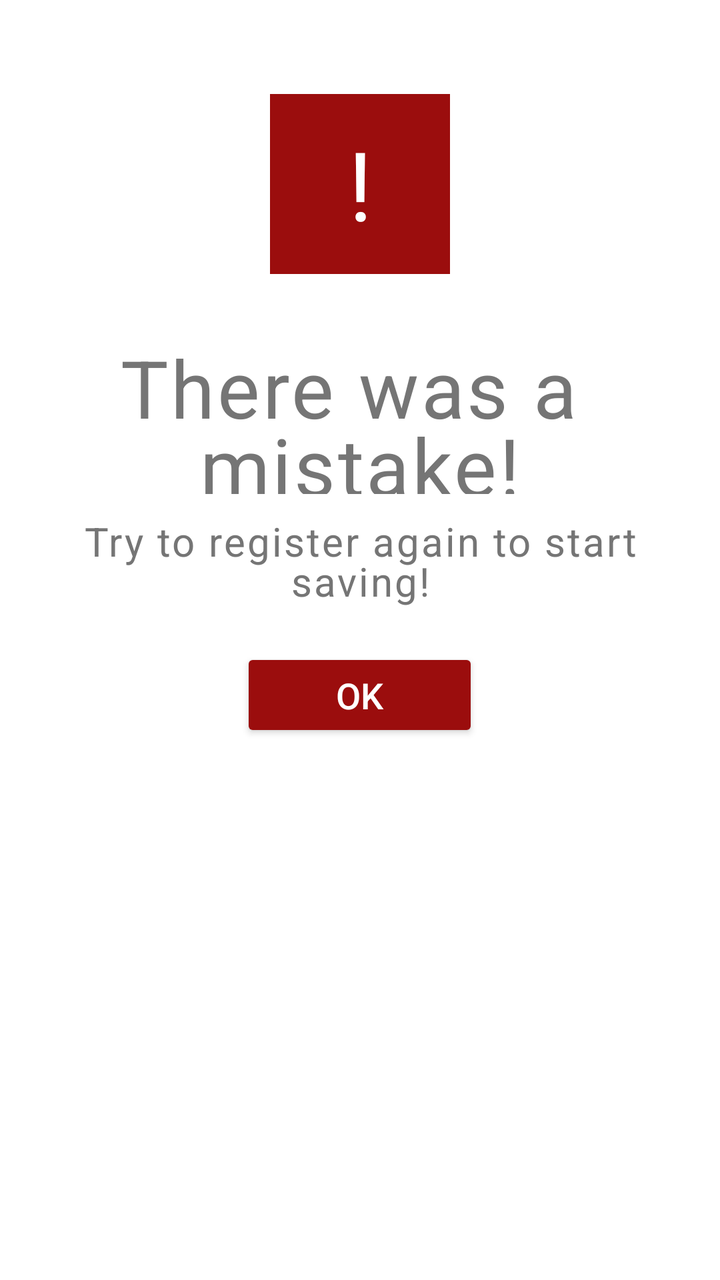
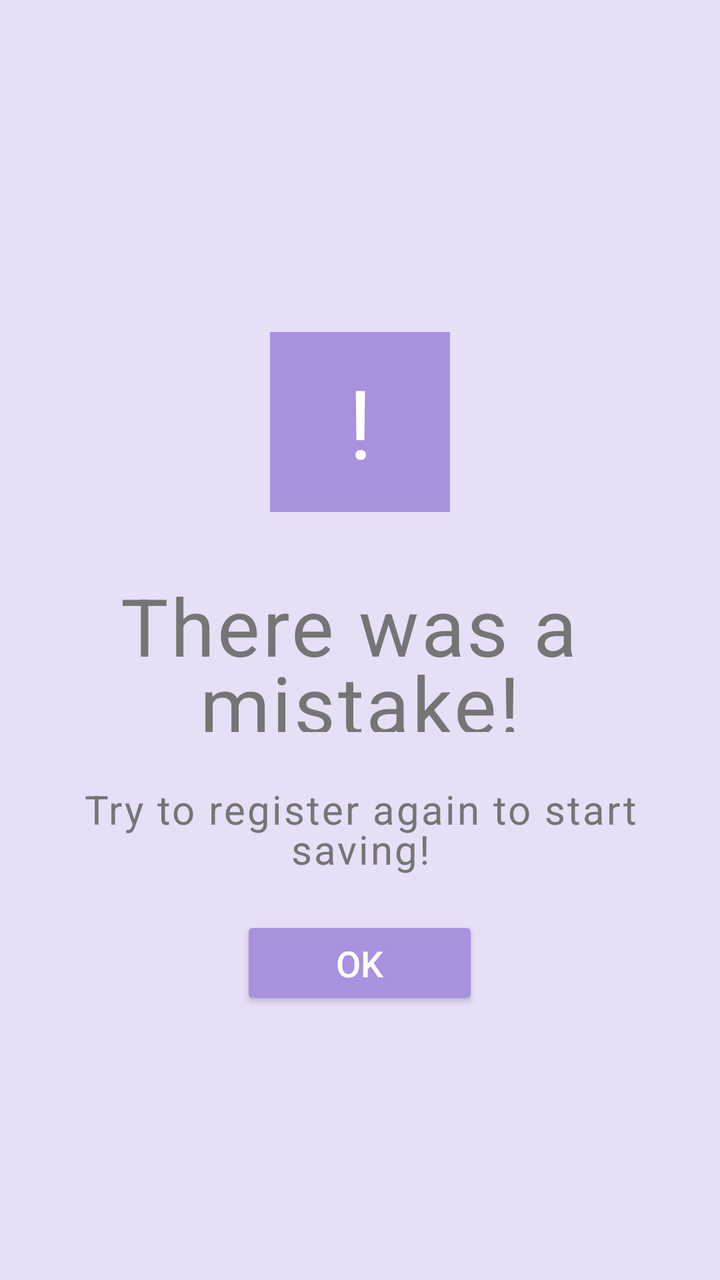

Compare the two renders of this Android layout. The source of the first and the diff that turns it into the second are given below.
<!-- AndroidManifest.xml: application theme Theme.PiggyBank -->
<!-- res/layout/dialog_error.xml -->
<?xml version="1.0" encoding="utf-8"?>
<RelativeLayout
    xmlns:android="http://schemas.android.com/apk/res/android"
    android:id="@+id/dialogError"
    android:layout_width="337dp"
    android:layout_height="349dp"
    android:clipToOutline="true"
    android:background="#FFFFFF"
    android:padding="16dp">

    
    <TextView
        android:id="@+id/x_circle"
        android:layout_width="90dp"
        android:layout_height="90dp"
        android:layout_marginTop="31dp"
        android:layout_centerHorizontal="true"
        android:background="#9B0D0D"
        android:text="!"
        android:textColor="#FFFFFF"
        android:textSize="48sp"
        android:gravity="center"
        android:clipToOutline="true"
        android:letterSpacing="0.05"/>

    
    <TextView
        android:id="@+id/there_was_a"
        android:layout_width="309dp"
        android:layout_height="80dp"
        android:layout_below="@id/x_circle"
        android:layout_centerHorizontal="true"
        android:layout_marginTop="30dp"
        android:text="There was a \nmistake!"
        android:textColor="#757575"
        android:textSize="40sp"
        android:letterSpacing="0.03"
        android:lineSpacingExtra="-8sp"
        android:gravity="center"/>

    
    <TextView
        android:id="@+id/tvErrorMessage"
        android:layout_width="match_parent"
        android:layout_height="wrap_content"
        android:layout_below="@id/there_was_a"
        android:layout_marginTop="10dp"
        android:gravity="center"
        android:text="Try to register again to start\nsaving!"
        android:textColor="#757575"
        android:textSize="20sp"
        android:letterSpacing="0.05"
        android:lineSpacingExtra="-4sp"/>

    
    <Button
        android:id="@+id/btnOkError"
        android:layout_width="119dp"
        android:layout_height="47dp"
        android:layout_below="@id/tvErrorMessage"
        android:layout_marginTop="20dp"
        android:layout_centerHorizontal="true"
        android:backgroundTint="#9B0D0D"
        android:text="Ok"
        android:textColor="#FFFFFF"
        android:textSize="18sp"/>

</RelativeLayout>
<!-- resources referenced by this layout -->
<resources>
  <style name="Theme.PiggyBank" parent="Base.Theme.PiggyBank" />
  <style name="Base.Theme.PiggyBank" parent="Theme.Material3.DayNight.NoActionBar">
          
          
      </style>
</resources>

<!-- the commit's change to res/layout/dialog_error.xml (unified diff, before → after) -->
@@ -2,10 +2,12 @@
 <RelativeLayout
     xmlns:android="http://schemas.android.com/apk/res/android"
     android:id="@+id/dialogError"
-    android:layout_width="337dp"
-    android:layout_height="349dp"
+    android:layout_width="match_parent"
+    android:layout_height="wrap_content"
+    android:orientation="vertical"
+    android:gravity="center"
     android:clipToOutline="true"
-    android:background="#FFFFFF"
+    android:background="#e6dff6"
     android:padding="16dp">
 
     
@@ -15,7 +17,7 @@
         android:layout_height="90dp"
         android:layout_marginTop="31dp"
         android:layout_centerHorizontal="true"
-        android:background="#9B0D0D"
+        android:background="#a891de"
         android:text="!"
         android:textColor="#FFFFFF"
         android:textSize="48sp"
@@ -31,6 +33,7 @@
         android:layout_below="@id/x_circle"
         android:layout_centerHorizontal="true"
         android:layout_marginTop="30dp"
+        android:layout_marginBottom="15dp"
         android:text="There was a \nmistake!"
         android:textColor="#757575"
         android:textSize="40sp"
@@ -60,7 +63,7 @@
         android:layout_below="@id/tvErrorMessage"
         android:layout_marginTop="20dp"
         android:layout_centerHorizontal="true"
-        android:backgroundTint="#9B0D0D"
+        android:backgroundTint="#a891de"
         android:text="Ok"
         android:textColor="#FFFFFF"
         android:textSize="18sp"/>
